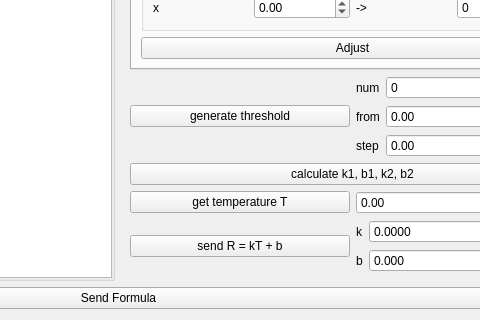
The window that src/form/FormPlotCorrection/fitting/formfittingsin.ui (MRsoymilk/MySerial) describes before a commit, drawn with Qt 5; both pictures show x 358 to 838 and y 437 to 757 of the 953 by 757 pixel window.
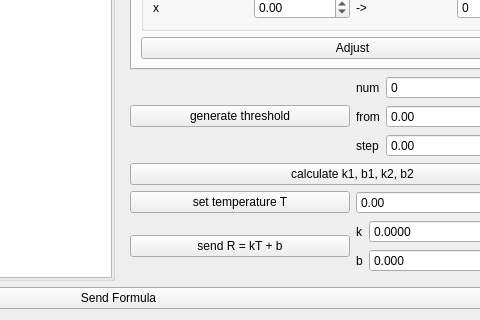
The same window after the commit.

Commit message: apply 40 command temperature

```diff
--- a/src/form/FormPlotCorrection/fitting/formfittingsin.ui
+++ b/src/form/FormPlotCorrection/fitting/formfittingsin.ui
@@ -546,7 +546,7 @@
         <item>
          <widget class="QPushButton" name="btnGetTemperature">
           <property name="text">
-           <string>get temperature T</string>
+           <string>set temperature T</string>
           </property>
          </widget>
         </item>
```
Left out of the diff: 2 changed lines with no effect on the pictures. The commit also changes 7 other files.
